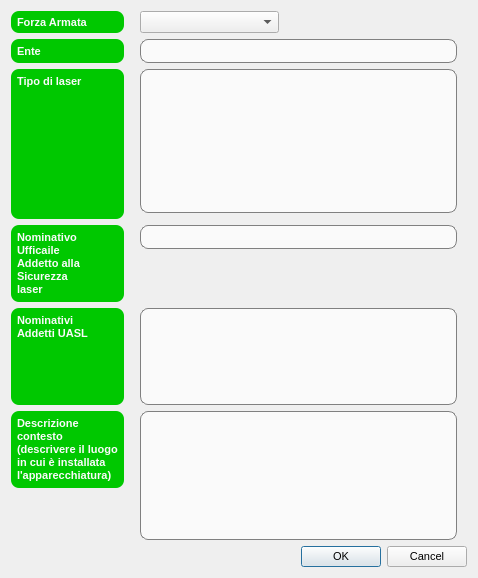
First picture: the form in description.ui, repository crocodile119/Laser-Studio, before the edit.
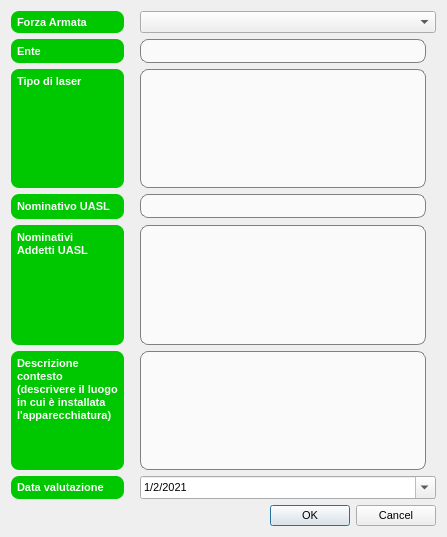
Second picture: the form after the edit.

What changed in the file:
```diff
--- a/description.ui
+++ b/description.ui
@@ -6,8 +6,8 @@
    <rect>
     <x>0</x>
     <y>0</y>
-    <width>478</width>
-    <height>578</height>
+    <width>447</width>
+    <height>537</height>
    </rect>
   </property>
   <property name="font">
@@ -19,197 +19,7 @@
    <string>Descrizione installazione</string>
   </property>
   <layout class="QGridLayout" name="gridLayout">
-   <item row="11" column="0" colspan="2">
-    <widget class="QLabel" name="label_2">
-     <property name="font">
-      <font>
-       <pointsize>8</pointsize>
-       <weight>75</weight>
-       <bold>true</bold>
-      </font>
-     </property>
-     <property name="styleSheet">
-      <string notr="true">QLabel {background-color: #00c800}
-QLabel {color: #fafafa}
-QLabel {border: 0px solid grey}
-QLabel {border-radius: 8px}
-QLabel {padding: 3px}
-QLabel {margin-right: 10px}</string>
-     </property>
-     <property name="text">
-      <string>Descrizione
-contesto
-(descrivere il luogo 
-in cui è installata 
-l'apparecchiatura)</string>
-     </property>
-     <property name="alignment">
-      <set>Qt::AlignLeading|Qt::AlignLeft|Qt::AlignTop</set>
-     </property>
-    </widget>
-   </item>
-   <item row="2" column="2">
-    <spacer name="verticalSpacer_3">
-     <property name="orientation">
-      <enum>Qt::Vertical</enum>
-     </property>
-     <property name="sizeHint" stdset="0">
-      <size>
-       <width>20</width>
-       <height>21</height>
-      </size>
-     </property>
-    </spacer>
-   </item>
-   <item row="1" column="2" colspan="2">
-    <widget class="QLineEdit" name="customerLineEdit">
-     <property name="font">
-      <font>
-       <pointsize>8</pointsize>
-      </font>
-     </property>
-     <property name="styleSheet">
-      <string notr="true">QLineEdit {background-color: #fafafa}
-QLineEdit {color: #000000}
-QLineEdit {border: 1px solid grey}
-QLineEdit {border-radius: 8px}
-QLineEdit {padding: 3px}
-QLineEdit {margin-right: 10px}</string>
-     </property>
-    </widget>
-   </item>
-   <item row="8" column="0" rowspan="2" colspan="2">
-    <widget class="QLabel" name="label_4">
-     <property name="font">
-      <font>
-       <pointsize>8</pointsize>
-       <weight>75</weight>
-       <bold>true</bold>
-      </font>
-     </property>
-     <property name="styleSheet">
-      <string notr="true">QLabel {background-color: #00c800}
-QLabel {color: #fafafa}
-QLabel {border: 0px solid grey}
-QLabel {border-radius: 8px}
-QLabel {padding: 3px}
-QLabel {margin-right: 10px}</string>
-     </property>
-     <property name="text">
-      <string>Nominativi
-Addetti UASL</string>
-     </property>
-     <property name="alignment">
-      <set>Qt::AlignLeading|Qt::AlignLeft|Qt::AlignTop</set>
-     </property>
-    </widget>
-   </item>
-   <item row="3" column="0" rowspan="2" colspan="2">
-    <widget class="QLabel" name="label">
-     <property name="font">
-      <font>
-       <pointsize>8</pointsize>
-       <weight>75</weight>
-       <bold>true</bold>
-      </font>
-     </property>
-     <property name="styleSheet">
-      <string notr="true">QLabel {background-color: #00c800}
-QLabel {color: #fafafa}
-QLabel {border: 0px solid grey}
-QLabel {border-radius: 8px}
-QLabel {padding: 3px}
-QLabel {margin-right: 10px}</string>
-     </property>
-     <property name="text">
-      <string>Tipo di laser</string>
-     </property>
-     <property name="alignment">
-      <set>Qt::AlignLeading|Qt::AlignLeft|Qt::AlignTop</set>
-     </property>
-    </widget>
-   </item>
-   <item row="13" column="3">
-    <widget class="QDialogButtonBox" name="buttonBox">
-     <property name="font">
-      <font>
-       <pointsize>8</pointsize>
-      </font>
-     </property>
-     <property name="orientation">
-      <enum>Qt::Horizontal</enum>
-     </property>
-     <property name="standardButtons">
-      <set>QDialogButtonBox::Cancel|QDialogButtonBox::Ok</set>
-     </property>
-    </widget>
-   </item>
-   <item row="5" column="2">
-    <spacer name="verticalSpacer">
-     <property name="orientation">
-      <enum>Qt::Vertical</enum>
-     </property>
-     <property name="sizeHint" stdset="0">
-      <size>
-       <width>20</width>
-       <height>40</height>
-      </size>
-     </property>
-    </spacer>
-   </item>
-   <item row="1" column="0" colspan="2">
-    <widget class="QLabel" name="label_6">
-     <property name="font">
-      <font>
-       <pointsize>8</pointsize>
-       <weight>75</weight>
-       <bold>true</bold>
-      </font>
-     </property>
-     <property name="styleSheet">
-      <string notr="true">QLabel {background-color: #00c800}
-QLabel {color: #fafafa}
-QLabel {border: 0px solid grey}
-QLabel {border-radius: 8px}
-QLabel {padding: 3px}
-QLabel {margin-right: 10px}</string>
-     </property>
-     <property name="text">
-      <string>Ente</string>
-     </property>
-    </widget>
-   </item>
-   <item row="10" column="2">
-    <spacer name="verticalSpacer_2">
-     <property name="orientation">
-      <enum>Qt::Vertical</enum>
-     </property>
-     <property name="sizeHint" stdset="0">
-      <size>
-       <width>20</width>
-       <height>40</height>
-      </size>
-     </property>
-    </spacer>
-   </item>
-   <item row="6" column="2" colspan="2">
-    <widget class="QLineEdit" name="UASL_LineEdit">
-     <property name="font">
-      <font>
-       <pointsize>8</pointsize>
-      </font>
-     </property>
-     <property name="styleSheet">
-      <string notr="true">QLineEdit {background-color: #fafafa}
-QLineEdit  {color: #000000}
-QLineEdit {border: 1px solid grey}
-QLineEdit {border-radius: 8px}
-QLineEdit {padding: 3px}
-QLineEdit {margin-right: 10px}</string>
-     </property>
-    </widget>
-   </item>
-   <item row="0" column="0" colspan="2">
+   <item row="0" column="0">
     <widget class="QLabel" name="label_5">
      <property name="font">
       <font>
@@ -231,87 +41,7 @@
      </property>
     </widget>
    </item>
-   <item row="6" column="0" rowspan="2" colspan="2">
-    <widget class="QLabel" name="label_3">
-     <property name="font">
-      <font>
-       <pointsize>8</pointsize>
-       <weight>75</weight>
-       <bold>true</bold>
-      </font>
-     </property>
-     <property name="styleSheet">
-      <string notr="true">QLabel {background-color: #00c800}
-QLabel {color: #fafafa}
-QLabel {border: 0px solid grey}
-QLabel {border-radius: 8px}
-QLabel {padding: 3px}
-QLabel {margin-right: 10px}</string>
-     </property>
-     <property name="text">
-      <string>Nominativo
-Ufficaile
-Addetto alla
-Sicurezza
-laser</string>
-     </property>
-     <property name="alignment">
-      <set>Qt::AlignLeading|Qt::AlignLeft|Qt::AlignTop</set>
-     </property>
-    </widget>
-   </item>
-   <item row="11" column="2" rowspan="2" colspan="2">
-    <widget class="QTextEdit" name="descriptionTextEdit">
-     <property name="font">
-      <font>
-       <pointsize>8</pointsize>
-      </font>
-     </property>
-     <property name="styleSheet">
-      <string notr="true">QTextEdit {background-color: #fafafa}
-QTextEdit {color: #000000}
-QTextEdit {border: 1px solid grey}
-QTextEdit {border-radius: 8px}
-QTextEdit {padding: 3px}
-QTextEdit {margin-right: 10px}</string>
-     </property>
-    </widget>
-   </item>
-   <item row="8" column="2" rowspan="2" colspan="2">
-    <widget class="QTextEdit" name="UASL_AssistantTextEdit">
-     <property name="font">
-      <font>
-       <pointsize>8</pointsize>
-      </font>
-     </property>
-     <property name="styleSheet">
-      <string notr="true">QTextEdit {background-color: #fafafa}
-QTextEdit {color: #000000}
-QTextEdit {border: 1px solid grey}
-QTextEdit {border-radius: 8px}
-QTextEdit {padding: 3px}
-QTextEdit {margin-right: 10px}</string>
-     </property>
-    </widget>
-   </item>
-   <item row="3" column="2" colspan="2">
-    <widget class="QTextEdit" name="laserTextEdit">
-     <property name="font">
-      <font>
-       <pointsize>8</pointsize>
-      </font>
-     </property>
-     <property name="styleSheet">
-      <string notr="true">QTextEdit {background-color: #fafafa}
-QTextEdit {color: #000000}
-QTextEdit {border: 1px solid grey}
-QTextEdit {border-radius: 8px}
-QTextEdit {padding: 3px}
-QTextEdit {margin-right: 10px}</string>
-     </property>
-    </widget>
-   </item>
-   <item row="0" column="2">
+   <item row="0" column="1">
     <widget class="QComboBox" name="FA_ComboBox">
      <property name="font">
       <font>
@@ -351,6 +81,285 @@
      </item>
     </widget>
    </item>
+   <item row="1" column="0">
+    <widget class="QLabel" name="label_6">
+     <property name="font">
+      <font>
+       <pointsize>8</pointsize>
+       <weight>75</weight>
+       <bold>true</bold>
+      </font>
+     </property>
+     <property name="styleSheet">
+      <string notr="true">QLabel {background-color: #00c800}
+QLabel {color: #fafafa}
+QLabel {border: 0px solid grey}
+QLabel {border-radius: 8px}
+QLabel {padding: 3px}
+QLabel {margin-right: 10px}</string>
+     </property>
+     <property name="text">
+      <string>Ente</string>
+     </property>
+    </widget>
+   </item>
+   <item row="1" column="1">
+    <widget class="QLineEdit" name="customerLineEdit">
+     <property name="font">
+      <font>
+       <pointsize>8</pointsize>
+      </font>
+     </property>
+     <property name="styleSheet">
+      <string notr="true">QLineEdit {background-color: #fafafa}
+QLineEdit {color: #000000}
+QLineEdit {border: 1px solid grey}
+QLineEdit {border-radius: 8px}
+QLineEdit {padding: 3px}
+QLineEdit {margin-right: 10px}</string>
+     </property>
+    </widget>
+   </item>
+   <item row="2" column="0">
+    <widget class="QLabel" name="label">
+     <property name="font">
+      <font>
+       <pointsize>8</pointsize>
+       <weight>75</weight>
+       <bold>true</bold>
+      </font>
+     </property>
+     <property name="styleSheet">
+      <string notr="true">QLabel {background-color: #00c800}
+QLabel {color: #fafafa}
+QLabel {border: 0px solid grey}
+QLabel {border-radius: 8px}
+QLabel {padding: 3px}
+QLabel {margin-right: 10px}</string>
+     </property>
+     <property name="text">
+      <string>Tipo di laser</string>
+     </property>
+     <property name="alignment">
+      <set>Qt::AlignLeading|Qt::AlignLeft|Qt::AlignTop</set>
+     </property>
+    </widget>
+   </item>
+   <item row="2" column="1">
+    <widget class="QTextEdit" name="laserTextEdit">
+     <property name="font">
+      <font>
+       <pointsize>8</pointsize>
+      </font>
+     </property>
+     <property name="styleSheet">
+      <string notr="true">QTextEdit {background-color: #fafafa}
+QTextEdit {color: #000000}
+QTextEdit {border: 1px solid grey}
+QTextEdit {border-radius: 8px}
+QTextEdit {padding: 3px}
+QTextEdit {margin-right: 10px}</string>
+     </property>
+    </widget>
+   </item>
+   <item row="3" column="0">
+    <widget class="QLabel" name="label_3">
+     <property name="font">
+      <font>
+       <pointsize>8</pointsize>
+       <weight>75</weight>
+       <bold>true</bold>
+      </font>
+     </property>
+     <property name="styleSheet">
+      <string notr="true">QLabel {background-color: #00c800}
+QLabel {color: #fafafa}
+QLabel {border: 0px solid grey}
+QLabel {border-radius: 8px}
+QLabel {padding: 3px}
+QLabel {margin-right: 10px}</string>
+     </property>
+     <property name="text">
+      <string>Nominativo UASL</string>
+     </property>
+     <property name="alignment">
+      <set>Qt::AlignLeading|Qt::AlignLeft|Qt::AlignTop</set>
+     </property>
+    </widget>
+   </item>
+   <item row="3" column="1">
+    <widget class="QLineEdit" name="UASL_LineEdit">
+     <property name="font">
+      <font>
+       <pointsize>8</pointsize>
+      </font>
+     </property>
+     <property name="styleSheet">
+      <string notr="true">QLineEdit {background-color: #fafafa}
+QLineEdit  {color: #000000}
+QLineEdit {border: 1px solid grey}
+QLineEdit {border-radius: 8px}
+QLineEdit {padding: 3px}
+QLineEdit {margin-right: 10px}</string>
+     </property>
+    </widget>
+   </item>
+   <item row="4" column="0">
+    <widget class="QLabel" name="label_4">
+     <property name="font">
+      <font>
+       <pointsize>8</pointsize>
+       <weight>75</weight>
+       <bold>true</bold>
+      </font>
+     </property>
+     <property name="styleSheet">
+      <string notr="true">QLabel {background-color: #00c800}
+QLabel {color: #fafafa}
+QLabel {border: 0px solid grey}
+QLabel {border-radius: 8px}
+QLabel {padding: 3px}
+QLabel {margin-right: 10px}</string>
+     </property>
+     <property name="text">
+      <string>Nominativi
+Addetti UASL</string>
+     </property>
+     <property name="alignment">
+      <set>Qt::AlignLeading|Qt::AlignLeft|Qt::AlignTop</set>
+     </property>
+    </widget>
+   </item>
+   <item row="4" column="1">
+    <widget class="QTextEdit" name="UASL_AssistantTextEdit">
+     <property name="font">
+      <font>
+       <pointsize>8</pointsize>
+      </font>
+     </property>
+     <property name="styleSheet">
+      <string notr="true">QTextEdit {background-color: #fafafa}
+QTextEdit {color: #000000}
+QTextEdit {border: 1px solid grey}
+QTextEdit {border-radius: 8px}
+QTextEdit {padding: 3px}
+QTextEdit {margin-right: 10px}</string>
+     </property>
+    </widget>
+   </item>
+   <item row="5" column="0">
+    <widget class="QLabel" name="label_2">
+     <property name="font">
+      <font>
+       <pointsize>8</pointsize>
+       <weight>75</weight>
+       <bold>true</bold>
+      </font>
+     </property>
+     <property name="styleSheet">
+      <string notr="true">QLabel {background-color: #00c800}
+QLabel {color: #fafafa}
+QLabel {border: 0px solid grey}
+QLabel {border-radius: 8px}
+QLabel {padding: 3px}
+QLabel {margin-right: 10px}</string>
+     </property>
+     <property name="text">
+      <string>Descrizione
+contesto
+(descrivere il luogo 
+in cui è installata 
+l'apparecchiatura)</string>
+     </property>
+     <property name="alignment">
+      <set>Qt::AlignLeading|Qt::AlignLeft|Qt::AlignTop</set>
+     </property>
+    </widget>
+   </item>
+   <item row="5" column="1">
+    <widget class="QTextEdit" name="descriptionTextEdit">
+     <property name="font">
+      <font>
+       <pointsize>8</pointsize>
+      </font>
+     </property>
+     <property name="styleSheet">
+      <string notr="true">QTextEdit {background-color: #fafafa}
+QTextEdit {color: #000000}
+QTextEdit {border: 1px solid grey}
+QTextEdit {border-radius: 8px}
+QTextEdit {padding: 3px}
+QTextEdit {margin-right: 10px}</string>
+     </property>
+    </widget>
+   </item>
+   <item row="6" column="0">
+    <widget class="QLabel" name="label_8">
+     <property name="font">
+      <font>
+       <pointsize>8</pointsize>
+       <weight>75</weight>
+       <bold>true</bold>
+      </font>
+     </property>
+     <property name="styleSheet">
+      <string notr="true">QLabel {background-color: #00c800}
+QLabel {color: #fafafa}
+QLabel {border: 0px solid grey}
+QLabel {border-radius: 8px}
+QLabel {padding: 3px}
+QLabel {margin-right: 10px}</string>
+     </property>
+     <property name="text">
+      <string>Data valutazione</string>
+     </property>
+    </widget>
+   </item>
+   <item row="6" column="1">
+    <widget class="QDateEdit" name="dateEdit">
+     <property name="buttonSymbols">
+      <enum>QAbstractSpinBox::PlusMinus</enum>
+     </property>
+     <property name="dateTime">
+      <datetime>
+       <hour>0</hour>
+       <minute>0</minute>
+       <second>0</second>
+       <year>2021</year>
+       <month>2</month>
+       <day>1</day>
+      </datetime>
+     </property>
+     <property name="displayFormat">
+      <string>d/M/yyyy</string>
+     </property>
+     <property name="calendarPopup">
+      <bool>true</bool>
+     </property>
+     <property name="date">
+      <date>
+       <year>2021</year>
+       <month>2</month>
+       <day>1</day>
+      </date>
+     </property>
+    </widget>
+   </item>
+   <item row="7" column="1">
+    <widget class="QDialogButtonBox" name="buttonBox">
+     <property name="font">
+      <font>
+       <pointsize>8</pointsize>
+      </font>
+     </property>
+     <property name="orientation">
+      <enum>Qt::Horizontal</enum>
+     </property>
+     <property name="standardButtons">
+      <set>QDialogButtonBox::Cancel|QDialogButtonBox::Ok</set>
+     </property>
+    </widget>
+   </item>
   </layout>
  </widget>
  <resources/>
```
